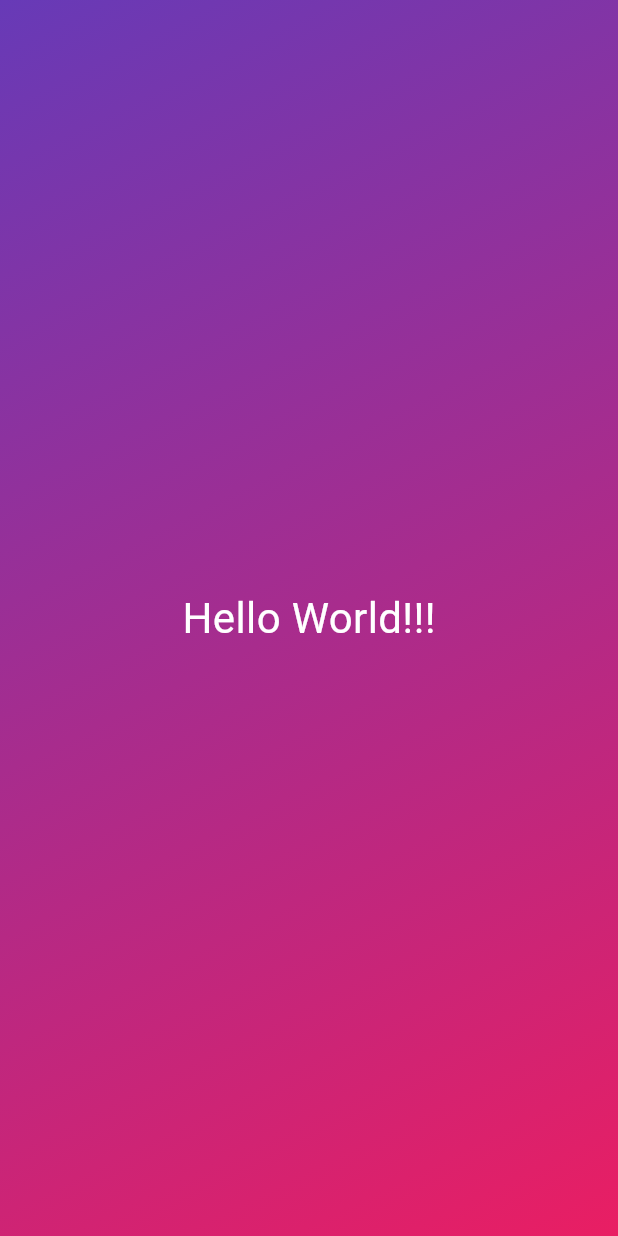
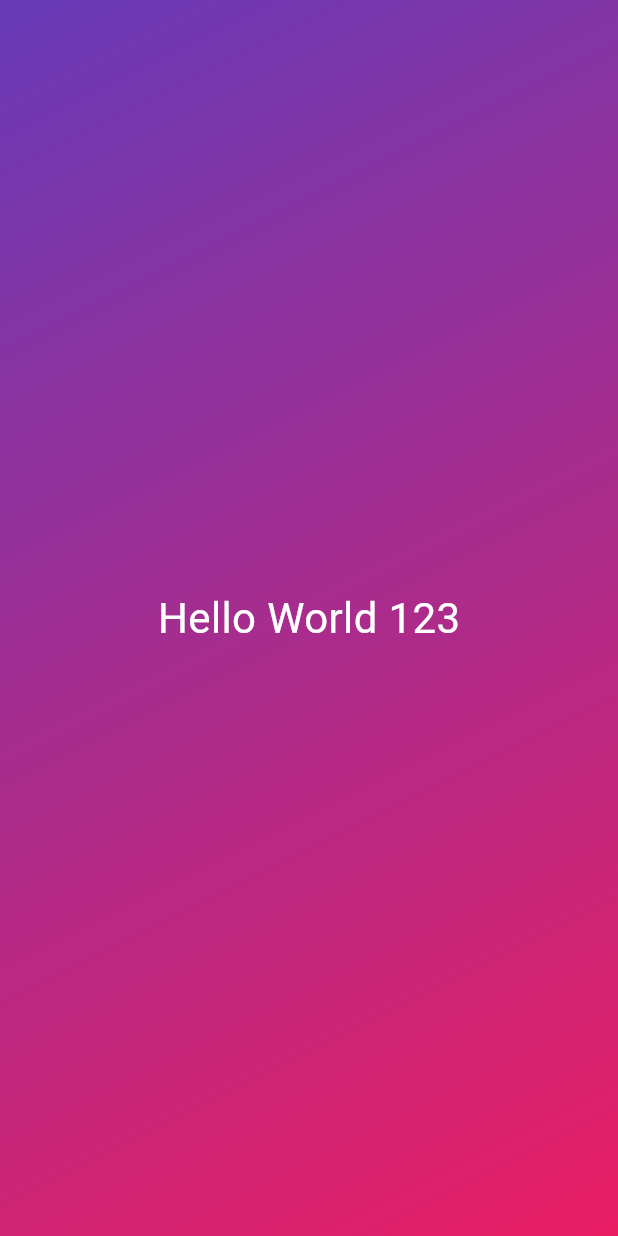
Before and after one commit to WinZCode/roll_dice_first_app, a Flutter app: the screen it shows after launch, on a phone screen of 412 x 824 dp. Run offline on Flutter 3.47's test engine with Material 3 defaults, Android fonts, the phone set to English and light mode, and no system bars.

Commit message:
adding variable and properties for widget

```diff
--- a/lib/gradient_contailer.dart
+++ b/lib/gradient_contailer.dart
@@ -1,5 +1,8 @@
 import 'package:first_app/styled_text.dart';
 import 'package:flutter/material.dart';
+
+const startAlignment = Alignment.topLeft;
+const endAlignment = Alignment.bottomRight;
 
 class GradientContainer extends StatelessWidget {
   const GradientContainer({super.key});
@@ -13,12 +16,12 @@ class GradientContainer extends StatelessWidget {
             Colors.deepPurple,
             Colors.pink,
           ],
-          begin: Alignment.topLeft,
-          end: Alignment.bottomRight,
+          begin: startAlignment,
+          end: endAlignment,
         ),
       ),
       child: const Center(
-        child: StyledText(),
+        child: StyledText('Hello World 123'),
       ),
     );
   }
--- a/lib/styled_text.dart
+++ b/lib/styled_text.dart
@@ -1,13 +1,15 @@
 import 'package:flutter/material.dart';
 
 class StyledText extends StatelessWidget {
-  const StyledText({super.key});
+  const StyledText(this.text, {super.key});
+
+  final String text;
 
   @override
   Widget build(context) {
-    return const Text(
-      'Hello World!!!',
-      style: TextStyle(
+    return Text(
+      text,
+      style: const TextStyle(
         color: Colors.white,
         fontSize: 28,
       ),
```
